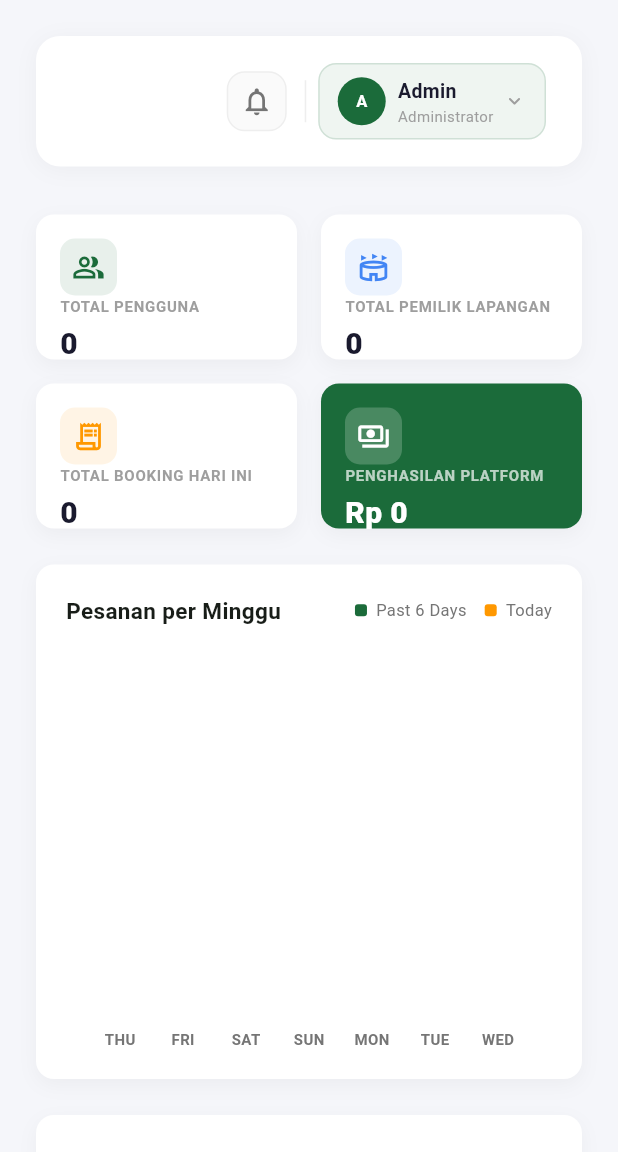
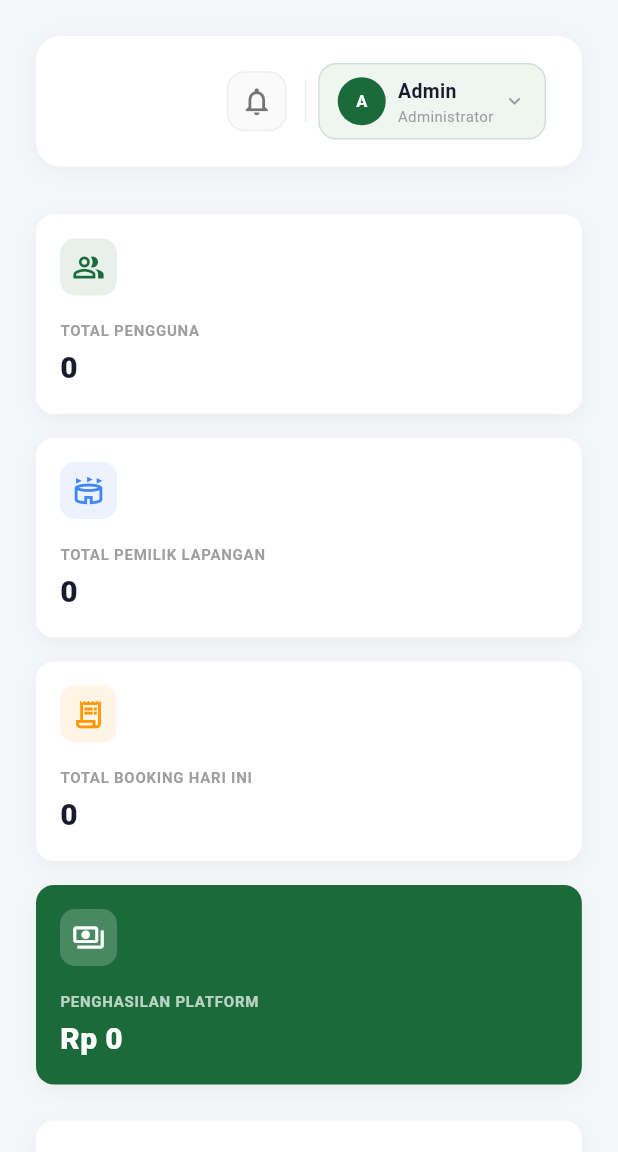
Before and after one commit to Maulanahb/Lapangku, a Flutter app: the AdminDashboardPage screen opened by its route, on a phone screen of 412 x 824 dp, the part 84-1236 px from its top. Run offline on Flutter 3.47's test engine with Material 3 defaults, Android fonts, the phone set to English and light mode, and no system bars; drawn by our look-alikes of fl_chart; our stand-ins replace cached_network_image, cloud_firestore, device_info_plus, firebase_auth, firebase_core, firebase_messaging and 14 more; missing offline and left inert: email_otp, excel, gal, mobile_scanner, universal_html; accounts and stored records are empty.

Commit message:
perbaikan responsive dashboard

```diff
--- a/lib/views/admin/admin_dashboard_page.dart
+++ b/lib/views/admin/admin_dashboard_page.dart
@@ -400,14 +400,31 @@ class _DashboardBodyState extends ConsumerState<_DashboardBody> {
       ),
     ];
 
-    return GridView.count(
-      crossAxisCount: isDesktop ? 4 : 2,
-      shrinkWrap: true,
-      physics: const NeverScrollableScrollPhysics(),
-      mainAxisSpacing: 16,
-      crossAxisSpacing: 16,
-      childAspectRatio: isDesktop ? 2.2 : 1.8,
-      children: cards.map((c) => _buildStatCard(c)).toList(),
+    return LayoutBuilder(
+      builder: (context, constraints) {
+        final width = constraints.maxWidth;
+        int crossAxisCount = 4;
+        if (width < 600) {
+          crossAxisCount = 1;
+        } else if (width < 900) {
+          crossAxisCount = 2;
+        } else if (width < 1200) {
+          crossAxisCount = 2; // Can be 2 or 3 depending on preference, 2 is safer for long text
+        }
+
+        // Account for spacing (crossAxisCount - 1) * 16
+        // Small tolerance subtraction to prevent wrap due to rounding
+        final cardWidth = (width - ((crossAxisCount - 1) * 16)) / crossAxisCount - 0.1;
+
+        return Wrap(
+          spacing: 16,
+          runSpacing: 16,
+          children: cards.map((c) => SizedBox(
+            width: cardWidth,
+            child: _buildStatCard(c),
+          )).toList(),
+        );
+      },
     );
   }
 
@@ -423,7 +440,6 @@ class _DashboardBodyState extends ConsumerState<_DashboardBody> {
       padding: const EdgeInsets.all(16),
       child: Column(
         crossAxisAlignment: CrossAxisAlignment.start,
-        mainAxisAlignment: MainAxisAlignment.spaceBetween,
         children: [
           Container(
             padding: const EdgeInsets.all(8),
@@ -433,6 +449,7 @@ class _DashboardBodyState extends ConsumerState<_DashboardBody> {
             ),
             child: Icon(data.icon, color: data.isGreen ? Colors.white : data.color, size: 22),
           ),
+          const SizedBox(height: 16),
           Column(
             crossAxisAlignment: CrossAxisAlignment.start,
             children: [
@@ -462,14 +479,32 @@ class _DashboardBodyState extends ConsumerState<_DashboardBody> {
   }
 
   Widget _buildStatsShimmer(bool isDesktop) {
-    return GridView.count(
-      crossAxisCount: isDesktop ? 4 : 2,
-      shrinkWrap: true,
-      physics: const NeverScrollableScrollPhysics(),
-      mainAxisSpacing: 16,
-      crossAxisSpacing: 16,
-      childAspectRatio: isDesktop ? 2.2 : 1.8,
-      children: List.generate(4, (_) => Container(decoration: BoxDecoration(color: Colors.grey.shade200, borderRadius: BorderRadius.circular(12)))),
+    return LayoutBuilder(
+      builder: (context, constraints) {
+        final width = constraints.maxWidth;
+        int crossAxisCount = 4;
+        if (width < 600) {
+          crossAxisCount = 1;
+        } else if (width < 900) {
+          crossAxisCount = 2;
+        } else if (width < 1200) {
+          crossAxisCount = 2;
+        }
+        final cardWidth = (width - ((crossAxisCount - 1) * 16)) / crossAxisCount - 0.1;
+
+        return Wrap(
+          spacing: 16,
+          runSpacing: 16,
+          children: List.generate(4, (_) => Container(
+            width: cardWidth,
+            height: 120,
+            decoration: BoxDecoration(
+              color: Colors.grey.shade200,
+              borderRadius: BorderRadius.circular(12)
+            ),
+          )),
+        );
+      },
     );
   }
 
```
